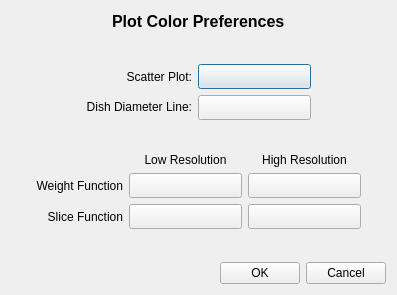
Before: the Qt Designer form code/guitools/Feather/PreferencesColor.ui in radio-astro/casa, drawn with Qt 5.
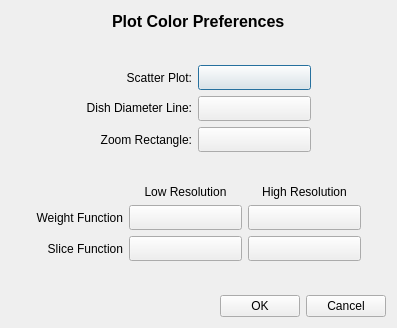
After: the same form once the commit is applied.

The edit to the form file:
```diff
--- a/code/guitools/Feather/PreferencesColor.ui
+++ b/code/guitools/Feather/PreferencesColor.ui
@@ -7,7 +7,7 @@
     <x>0</x>
     <y>0</y>
     <width>397</width>
-    <height>295</height>
+    <height>328</height>
    </rect>
   </property>
   <property name="windowTitle">
@@ -80,7 +80,7 @@
        </property>
        <property name="sizeHint" stdset="0">
         <size>
-         <width>40</width>
+         <width>18</width>
          <height>20</height>
         </size>
        </property>
@@ -157,7 +157,45 @@
           </size>
          </property>
          <property name="text">
-          <string> </string>
+          <string/>
+         </property>
+        </widget>
+       </item>
+       <item row="2" column="0">
+        <widget class="QLabel" name="label_8">
+         <property name="text">
+          <string>Zoom Rectangle:</string>
+         </property>
+         <property name="alignment">
+          <set>Qt::AlignRight|Qt::AlignTrailing|Qt::AlignVCenter</set>
+         </property>
+        </widget>
+       </item>
+       <item row="2" column="1">
+        <widget class="QPushButton" name="zoomRectangleColorButton">
+         <property name="sizePolicy">
+          <sizepolicy hsizetype="Fixed" vsizetype="Fixed">
+           <horstretch>0</horstretch>
+           <verstretch>0</verstretch>
+          </sizepolicy>
+         </property>
+         <property name="minimumSize">
+          <size>
+           <width>113</width>
+           <height>25</height>
+          </size>
+         </property>
+         <property name="baseSize">
+          <size>
+           <width>113</width>
+           <height>25</height>
+          </size>
+         </property>
+         <property name="toolTip">
+          <string>Click to specify a color to use in drawing the zoom rectangle.</string>
+         </property>
+         <property name="text">
+          <string/>
          </property>
         </widget>
        </item>
```
Left out of the diff: 3 changed lines with no effect on the pictures.
